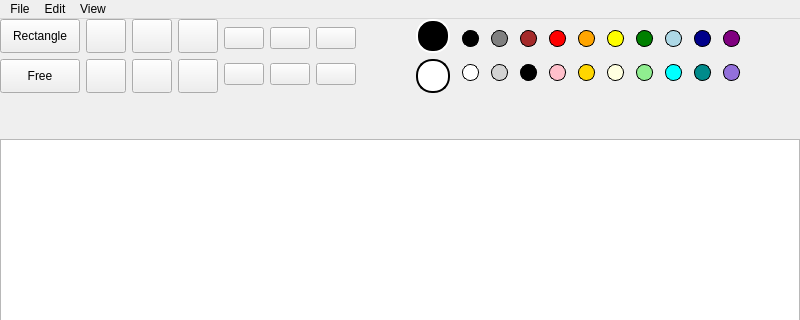
Before: the Qt Designer form mainwindow.ui in EmirOdabas01/PaintVision, drawn with Qt 5; both pictures show x 0 to 800 and y 0 to 320 of the 800 by 600 pixel window.
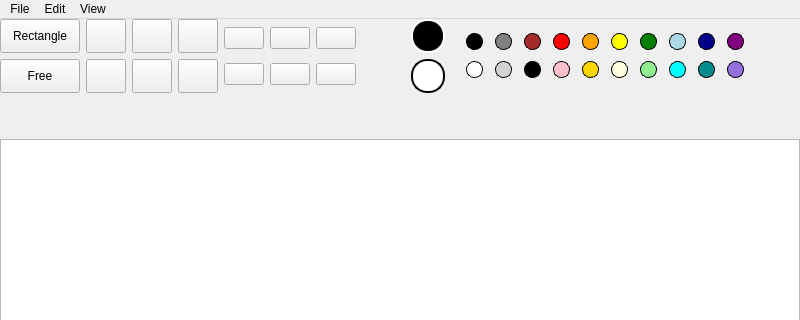
After: the same form once the commit is applied. Icons and pictures are not drawn.

Commit message: removed unnecessary styling for radio-buttons

```diff
--- a/mainwindow.ui
+++ b/mainwindow.ui
@@ -477,9 +477,18 @@
        </layout>
       </item>
       <item>
+       <widget class="QWidget" name="" native="true">
+        <property name="styleSheet">
+         <string notr="true">QRadioButton::indicator {
+            width: 15px; 
+            height: 15px;
+            border-radius: 8px; 
+            border: 1px solid black;
+        }</string>
+        </property>
        <layout class="QGridLayout" name="gridLayout_3">
         <property name="rightMargin">
-         <number>0</number>
+          <number>1</number>
         </property>
         <item row="0" column="5">
          <widget class="QRadioButton" name="yellow">
@@ -491,10 +500,6 @@
           </property>
           <property name="styleSheet">
            <string notr="true">QRadioButton::indicator {
-            width: 15px; 
-            height: 15px;
-            border-radius: 8px; 
-            border: 1px solid black;
             background-color: yellow; 
         }</string>
           </property>
@@ -513,10 +518,6 @@
           </property>
           <property name="styleSheet">
            <string notr="true">QRadioButton::indicator {
-            width: 15px; 
-            height: 15px;
-            border-radius: 8px; 
-            border: 1px solid black;
             background-color: darkBlue; 
         }</string>
           </property>
@@ -535,10 +536,6 @@
           </property>
           <property name="styleSheet">
            <string notr="true">QRadioButton::indicator {
-            width: 15px; 
-            height: 15px;
-            border-radius: 8px; 
-            border: 1px solid black;
             background-color: mediumPurple; 
         }</string>
           </property>
@@ -557,10 +554,6 @@
           </property>
           <property name="styleSheet">
            <string notr="true">QRadioButton::indicator {
-            width: 15px; 
-            height: 15px;
-            border-radius: 8px; 
-            border: 1px solid black;
             background-color: red; 
         }</string>
           </property>
@@ -579,10 +572,6 @@
           </property>
           <property name="styleSheet">
            <string notr="true">QRadioButton::indicator {
-            width: 15px; 
-            height: 15px;
-            border-radius: 8px; 
-            border: 1px solid black;
             background-color: pink; 
         }</string>
           </property>
@@ -595,10 +584,6 @@
          <widget class="QRadioButton" name="whiteRbutton">
           <property name="styleSheet">
            <string notr="true">QRadioButton::indicator {
-            width: 15px; 
-            height: 15px;
-            border-radius: 8px; 
-            border: 1px solid black;
             background-color: white; 
         }</string>
           </property>
@@ -617,10 +602,6 @@
           </property>
           <property name="styleSheet">
            <string notr="true">QRadioButton::indicator {
-            width: 15px; 
-            height: 15px;
-            border-radius: 8px; 
-            border: 1px solid black;
             background-color: lightGrey; 
         }</string>
           </property>
@@ -639,10 +620,6 @@
           </property>
           <property name="styleSheet">
            <string notr="true">QRadioButton::indicator {
-            width: 15px; 
-            height: 15px;
-            border-radius: 8px; 
-            border: 1px solid black;
             background-color: orange; 
         }</string>
           </property>
@@ -661,10 +638,6 @@
           </property>
           <property name="styleSheet">
            <string notr="true">QRadioButton::indicator {
-            width: 15px; 
-            height: 15px;
-            border-radius: 8px; 
-            border: 1px solid black;
             background-color: lightGreen; 
         }</string>
           </property>
@@ -683,10 +656,6 @@
           </property>
           <property name="styleSheet">
            <string notr="true">QRadioButton::indicator {
-            width: 15px; 
-            height: 15px;
-            border-radius: 8px; 
-            border: 1px solid black;
             background-color: lightBlue; 
         }</string>
           </property>
@@ -705,10 +674,6 @@
           </property>
           <property name="styleSheet">
            <string notr="true">QRadioButton::indicator {
-            width: 15px; 
-            height: 15px;
-            border-radius: 8px; 
-            border: 1px solid black;
             background-color: lightYellow; 
         }</string>
           </property>
@@ -727,10 +692,6 @@
           </property>
           <property name="styleSheet">
            <string notr="true">QRadioButton::indicator {
-            width: 15px; 
-            height: 15px;
-            border-radius: 8px; 
-            border: 1px solid black;
             background-color: grey; 
         }</string>
           </property>
@@ -749,10 +710,6 @@
           </property>
           <property name="styleSheet">
            <string notr="true">QRadioButton::indicator {
-            width: 15px; 
-            height: 15px;
-            border-radius: 8px; 
-            border: 1px solid black;
             background-color: brown; 
         }</string>
           </property>
@@ -771,10 +728,6 @@
           </property>
           <property name="styleSheet">
            <string notr="true">QRadioButton::indicator {
-            width: 15px; 
-            height: 15px;
-            border-radius: 8px; 
-            border: 1px solid black;
             background-color: purple; 
         }</string>
           </property>
@@ -793,10 +746,6 @@
           </property>
           <property name="styleSheet">
            <string notr="true">QRadioButton::indicator {
-            width: 15px; 
-            height: 15px;
-            border-radius: 8px; 
-            border: 1px solid black;
             background-color: green; 
         }</string>
           </property>
@@ -815,10 +764,6 @@
           </property>
           <property name="styleSheet">
            <string notr="true">QRadioButton::indicator {
-            width: 15px; 
-            height: 15px;
-            border-radius: 8px; 
-            border: 1px solid black;
             background-color: lightBrown; 
         }</string>
           </property>
@@ -837,10 +782,6 @@
           </property>
           <property name="styleSheet">
            <string notr="true">QRadioButton::indicator {
-            width: 15px; 
-            height: 15px;
-            border-radius: 8px; 
-            border: 1px solid black;
             background-color: darkCyan; 
         }</string>
           </property>
@@ -859,10 +800,6 @@
           </property>
           <property name="styleSheet">
            <string notr="true">QRadioButton::indicator {
-            width: 15px; 
-            height: 15px;
-            border-radius: 8px; 
-            border: 1px solid black;
             background-color: cyan; 
         }</string>
           </property>
@@ -875,10 +812,6 @@
          <widget class="QRadioButton" name="blackRbutton">
           <property name="styleSheet">
            <string notr="true">QRadioButton::indicator {
-            width: 15px; 
-            height: 15px;
-            border-radius: 8px; 
-            border: 1px solid black;
             background-color: black; 
         }</string>
           </property>
@@ -897,10 +830,6 @@
           </property>
           <property name="styleSheet">
            <string notr="true">QRadioButton::indicator {
-            width: 15px; 
-            height: 15px;
-            border-radius: 8px; 
-            border: 1px solid black;
             background-color: gold; 
         }</string>
           </property>
@@ -910,6 +839,7 @@
          </widget>
         </item>
        </layout>
+       </widget>
       </item>
       <item>
        <spacer name="horizontalSpacer_3">
```
Lines whose indentation alone changed are shown as unchanged.
